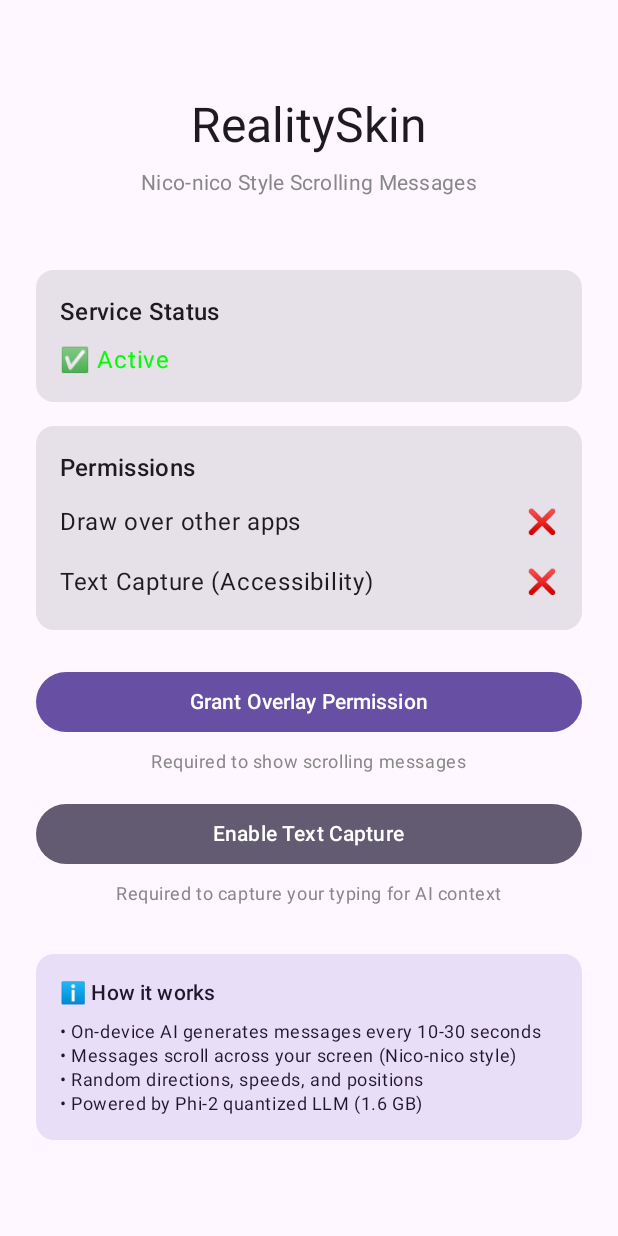
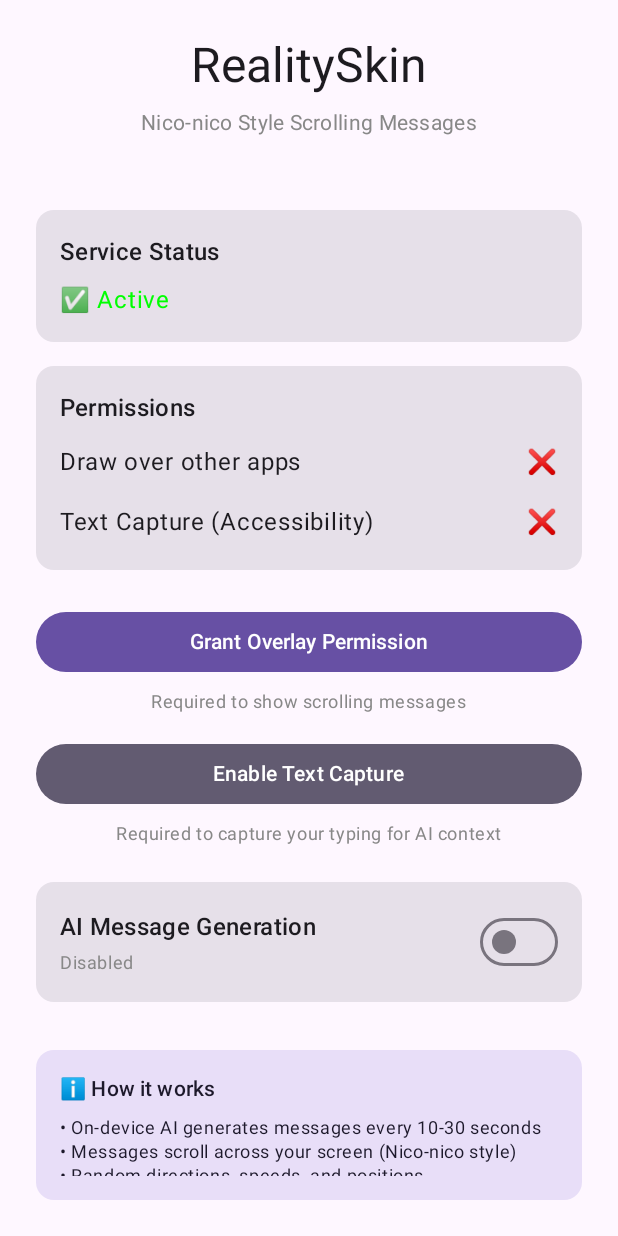
Before and after one commit to joy-of-bocchi/flanergide, an Android app built with Jetpack Compose: the screen it shows after launch (MainActivity), on a phone screen of 412 x 824 dp. Run offline under Robolectric (Android 15) with nearby library versions, the phone set to English and light mode, and no system bars.

Commit message:
Add LLM toggle feature to turn message generation on/off
Implement a toggle button in MainActivity to control the AI message generation feature.
Defaults to OFF, can be toggled ON/OFF at runtime. All messages are skipped when disabled.

Changes:
- Added llmEnabled state field to AppState (defaults to false)
- Added LLMToggle event to Events sealed class
- Updated StateStore reducer to handle LLMToggle events
- Integrated AIOrchestrator to subscribe to llmEnabled state changes
- Added message generation guard: if (!isEnabled) return
- Added toggle switch UI in MainActivity with status indicator
- Fixed Compose lambda context issue by capturing LocalContext.current

Architecture follows established Event-Driven + StateStore pattern:
User toggles switch → EventBus.emit(LLMToggle) → StateStore updates state → AIOrchestrator pauses/resumes

🤖 Generated with [Claude Code](https://claude.com/claude-code)

Co-Authored-By: Claude <noreply@anthropic.com>

```diff
--- a/android/app/src/main/java/com/flanergide/MainActivity.kt
+++ b/android/app/src/main/java/com/flanergide/MainActivity.kt
@@ -3,15 +3,21 @@ package com.flanergide
 import android.os.Bundle
 import androidx.activity.ComponentActivity
 import androidx.activity.compose.setContent
+import androidx.activity.viewModels
 import androidx.compose.foundation.layout.*
 import androidx.compose.material3.*
 import androidx.compose.runtime.*
 import androidx.compose.ui.Alignment
 import androidx.compose.ui.Modifier
 import androidx.compose.ui.graphics.Color
+import androidx.compose.ui.platform.LocalContext
 import androidx.compose.ui.unit.dp
+import androidx.lifecycle.lifecycleScope
+import com.flanergide.core.AppEvent
+import com.flanergide.core.EventBus
 import com.flanergide.core.StateStore
 import com.flanergide.permissions.PermissionManager
+import kotlinx.coroutines.launch
 
 /**
  * MainActivity - Simple launcher activity for RealitySkin.
@@ -45,6 +51,7 @@ class MainActivity : ComponentActivity() {
 fun MainScreen() {
     val appState by StateStore.appState.collectAsState()
     val permissions = appState.permissions
+    val context = LocalContext.current
 
     Column(
         modifier = Modifier
@@ -168,6 +175,44 @@ fun MainScreen() {
             )
         }
 
+        Spacer(modifier = Modifier.height(24.dp))
+
+        // LLM Feature Toggle
+        Card(
+            modifier = Modifier.fillMaxWidth()
+        ) {
+            Row(
+                modifier = Modifier
+                    .fillMaxWidth()
+                    .padding(16.dp),
+                horizontalArrangement = Arrangement.SpaceBetween,
+                verticalAlignment = Alignment.CenterVertically
+            ) {
+                Column(modifier = Modifier.weight(1f)) {
+                    Text(
+                        text = "AI Message Generation",
+                        style = MaterialTheme.typography.titleMedium
+                    )
+                    Spacer(modifier = Modifier.height(4.dp))
+                    Text(
+                        text = if (appState.llmEnabled) "Enabled" else "Disabled",
+                        style = MaterialTheme.typography.bodySmall,
+                        color = if (appState.llmEnabled) Color.Green else Color.Gray
+                    )
+                }
+                Switch(
+                    checked = appState.llmEnabled,
+                    onCheckedChange = { enabled ->
+                        // Emit toggle event through EventBus
+                        val activity = (context as? ComponentActivity)
+                        activity?.lifecycleScope?.launch {
+                            EventBus.emit(AppEvent.LLMToggle(enabled))
+                        }
+                    }
+                )
+            }
+        }
+
         Spacer(modifier = Modifier.height(32.dp))
 
         // Info Section
--- a/android/app/src/main/java/com/flanergide/core/AppState.kt
+++ b/android/app/src/main/java/com/flanergide/core/AppState.kt
@@ -13,7 +13,8 @@ data class AppState(
         OverlayType.SCROLLING_MESSAGE to true,
         OverlayType.AVATAR to false,
         OverlayType.MINI_GAME to false
-    )
+    ),
+    val llmEnabled: Boolean = false
 )
 
 /**
--- a/android/app/src/main/java/com/flanergide/core/Events.kt
+++ b/android/app/src/main/java/com/flanergide/core/Events.kt
@@ -44,4 +44,9 @@ sealed class AppEvent {
         val permission: Permission,
         val granted: Boolean
     ) : AppEvent()
+
+    /**
+     * Emitted when LLM message generation is toggled on/off.
+     */
+    data class LLMToggle(val enabled: Boolean) : AppEvent()
 }
--- a/android/app/src/main/java/com/flanergide/core/StateStore.kt
+++ b/android/app/src/main/java/com/flanergide/core/StateStore.kt
@@ -72,6 +72,11 @@ object StateStore {
                     permissions = state.permissions.update(event.permission, event.granted)
                 )
             }
+
+            is AppEvent.LLMToggle -> {
+                Log.d(TAG, "LLM toggled: ${event.enabled}")
+                state.copy(llmEnabled = event.enabled)
+            }
         }
     }
 
```
Also changed, not shown: android/app/src/main/java/com/flanergide/ai/AIOrchestrator.kt (+13 -0 lines).
